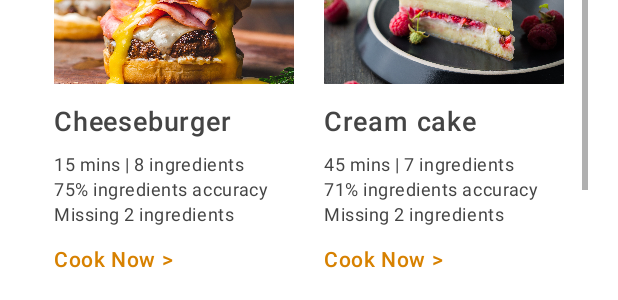
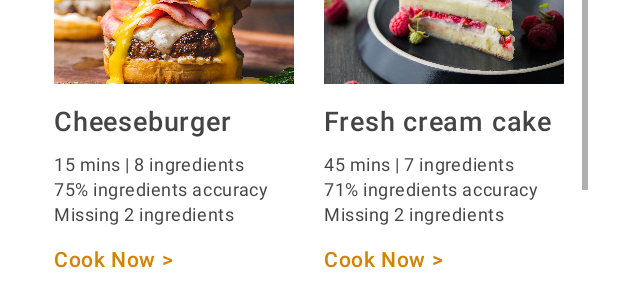
Before and after one commit to rrickyp/Cooking-Bot, an Android app: the layout activity_recommendation.xml on its own in the app's theme, with its tools: preview values and no code run, on a phone screen of 412 x 824 dp. Shown: the part 628-928 px from the top of the screen. Run offline under Robolectric (Android 15) with nearby library versions, the phone set to English and light mode, and no system bars.

Commit message:
recom menu

```diff
--- a/app/src/main/res/layout/activity_recommendation.xml
+++ b/app/src/main/res/layout/activity_recommendation.xml
@@ -289,7 +289,7 @@
                                     android:layout_marginBottom="4dp"
                                     android:fontFamily="sans-serif-medium"
                                     android:paddingVertical="4dp"
-                                    android:text="Cream cake"
+                                    android:text="Fresh cream cake"
                                     android:textSize="18dp" />
 
                                 <TextView
```
